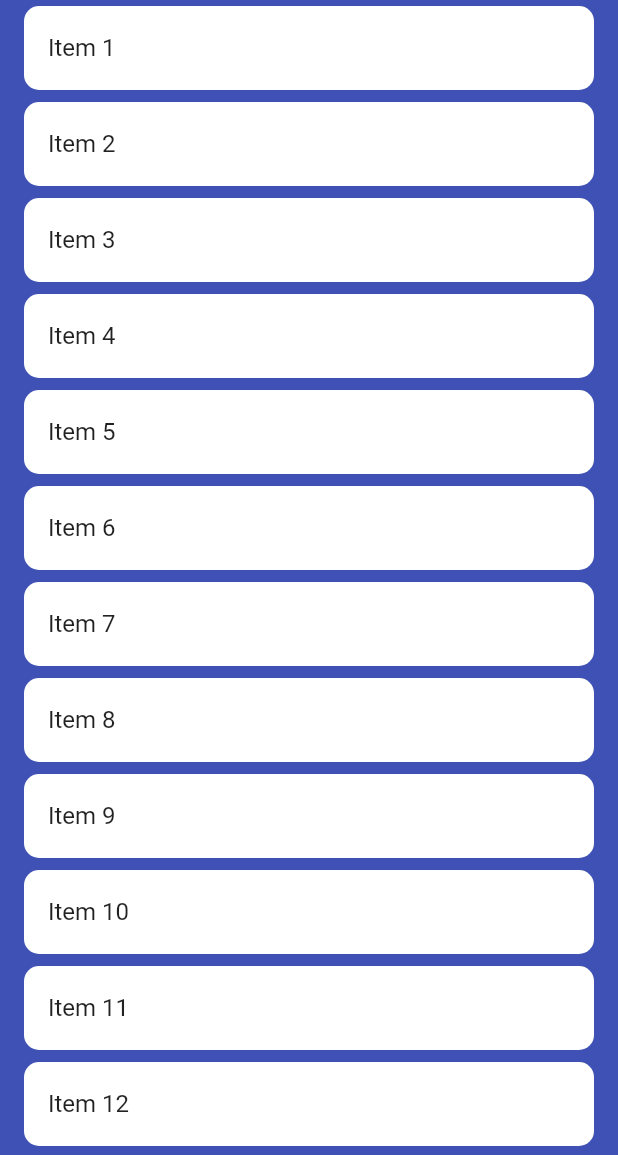
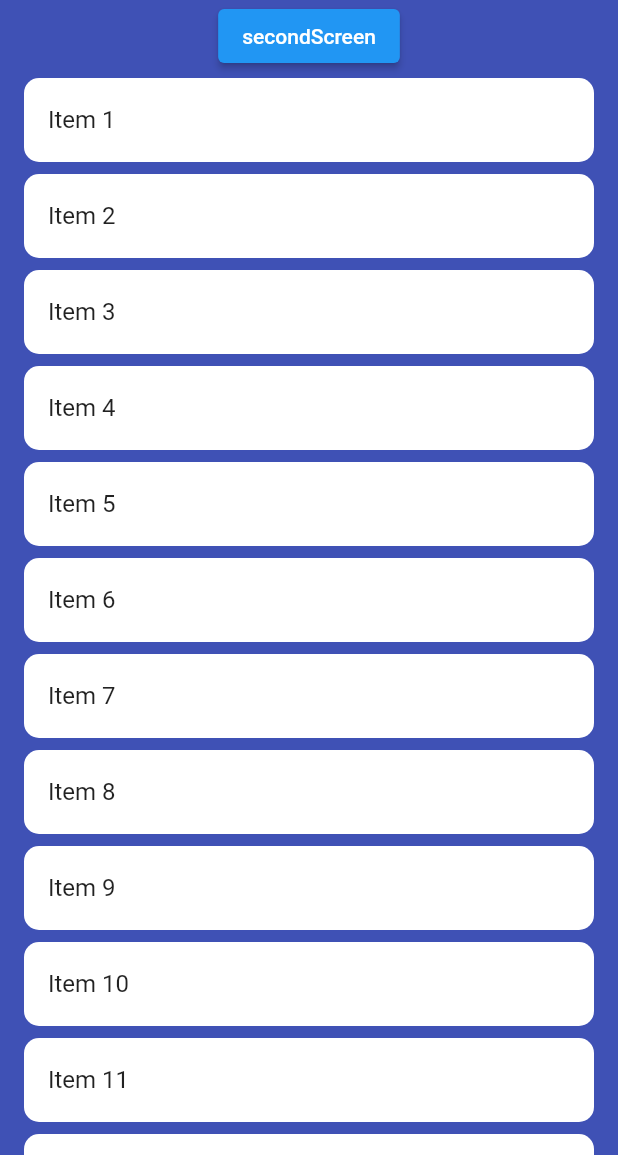
Before and after one commit to uzzzzy/flutter_app, a Flutter app: the screen it shows after launch, on a phone screen of 412 x 824 dp, the part 81-1236 px from its top. Run offline on Flutter 3.47's test engine with Material 2 defaults, Android fonts, the phone set to English and light mode, and no system bars.

Commit message:
app navigation

```diff
--- a/lib/screens/home_screen.dart
+++ b/lib/screens/home_screen.dart
@@ -1,6 +1,7 @@
 import 'package:flutter/material.dart';
 import 'package:flutter_app/components/custom_app_bar.dart';
 import 'package:flutter_app/components/item_list.dart';
+import 'package:flutter_app/screens/second_screen.dart';
 
 class MyHomePage extends StatefulWidget {
   final String title;
@@ -19,9 +20,20 @@ class _MyHomePageState extends State<MyHomePage> {
     return Scaffold(
       backgroundColor: Colors.indigo,
       body: Column(
-        children: const [
-          CustomAppBar(),
-          ItemList(itemList: 1000),
+        children: [
+          const CustomAppBar(),
+          Center(
+            child: ElevatedButton(
+                onPressed: () {
+                  Navigator.push(
+                    context,
+                    MaterialPageRoute(
+                        builder: (context) => const SecondScreen()),
+                  );
+                },
+                child: const Text('secondScreen')),
+          ),
+          const ItemList(itemList: 1000),
         ],
       ),
     );
```
Also changed, not shown: lib/screens/second_screen.dart (added, +28 -0 lines).
